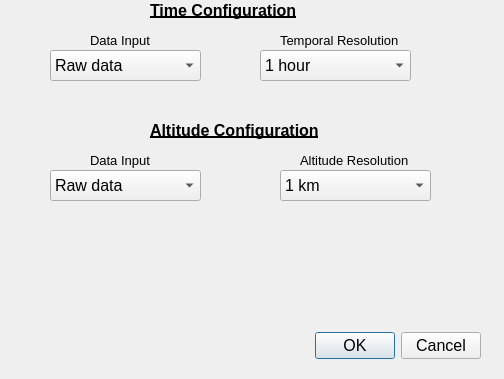
First picture: the form in interp_config_dialog.ui, repository davidsr21/mcd_visualizer, before the edit.
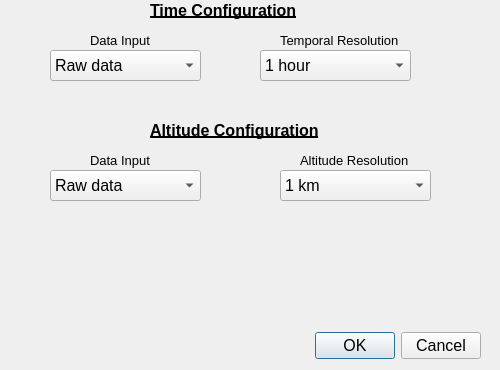
Second picture: the form after the edit.

What changed in the file:
```diff
--- a/interp_config_dialog.ui
+++ b/interp_config_dialog.ui
@@ -6,8 +6,8 @@
    <rect>
     <x>0</x>
     <y>0</y>
-    <width>504</width>
-    <height>379</height>
+    <width>500</width>
+    <height>370</height>
    </rect>
   </property>
   <property name="windowTitle">
```
